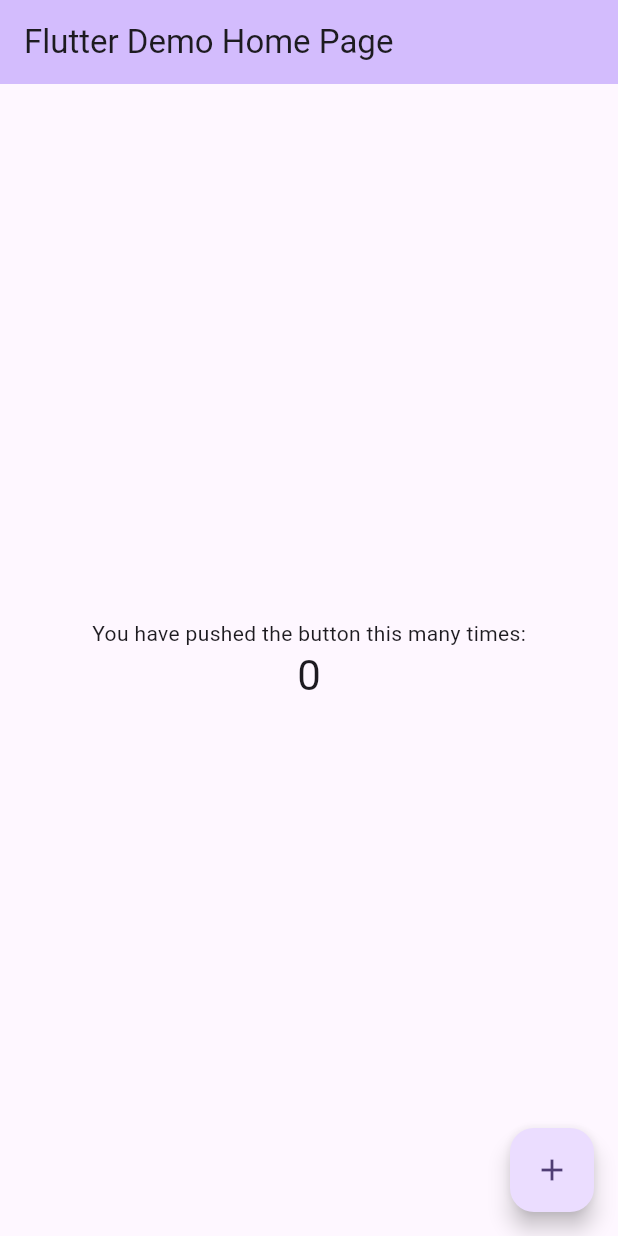
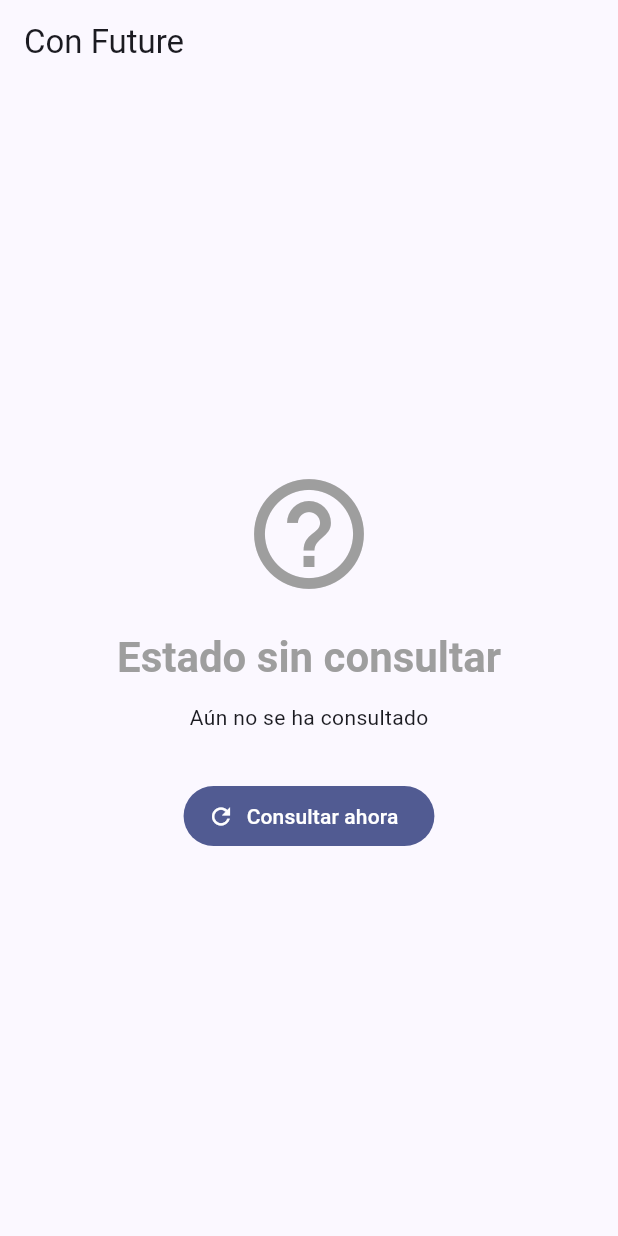
Before and after one commit to CesarMartinezNrv/Programacion-Asistida-de-Apps, a Flutter app: the screen it shows after launch, on a phone screen of 412 x 824 dp. Run offline on Flutter 3.47's test engine with Material 3 defaults, Android fonts, the phone set to English and light mode, and no system bars; our stand-ins replace connectivity_plus, flutter_dotenv, shared_preferences, supabase_flutter; accounts and stored records are empty.

Commit message:
Conexion con Future

```diff
--- a/Deberes/Deber 1/parte_b_conexion/lib/main.dart
+++ b/Deberes/Deber 1/parte_b_conexion/lib/main.dart
@@ -1,123 +1,29 @@
 import 'package:flutter/material.dart';
 
+import 'data/repositories/conexion_plus_repository.dart';
+import 'domain/usecases/consultar_conexion.dart';
+import 'presentation/pantallas/pantalla_foto.dart';
+
 void main() {
-  runApp(const MyApp());
+  final repository = ConexionPlusRepository();
+  runApp(ConexionApp(consultarConexion: ConsultarConexion(repository)));
 }
 
-class MyApp extends StatelessWidget {
-  const MyApp({super.key});
+class ConexionApp extends StatelessWidget {
+  const ConexionApp({required this.consultarConexion, super.key});
 
-  // This widget is the root of your application.
+  final ConsultarConexion consultarConexion;
+
   @override
   Widget build(BuildContext context) {
     return MaterialApp(
-      title: 'Flutter Demo',
+      debugShowCheckedModeBanner: false,
+      title: 'Conexión con Future',
       theme: ThemeData(
-        // This is the theme of your application.
-        //
-        // TRY THIS: Try running your application with "flutter run". You'll see
-        // the application has a purple toolbar. Then, without quitting the app,
-        // try changing the seedColor in the colorScheme below to Colors.green
-        // and then invoke "hot reload" (save your changes or press the "hot
-        // reload" button in a Flutter-supported IDE, or press "r" if you used
-        // the command line to start the app).
-        //
-        // Notice that the counter didn't reset back to zero; the application
-        // state is not lost during the reload. To reset the state, use hot
-        // restart instead.
-        //
-        // This works for code too, not just values: Most code changes can be
-        // tested with just a hot reload.
-        colorScheme: .fromSeed(seedColor: Colors.deepPurple),
+        colorScheme: ColorScheme.fromSeed(seedColor: Colors.indigo),
         splashFactory: InkRipple.splashFactory,
       ),
-      home: const MyHomePage(title: 'Flutter Demo Home Page'),
+      home: PantallaFoto(consultarConexion: consultarConexion),
     );
   }
 }
-
-class MyHomePage extends StatefulWidget {
-  const MyHomePage({super.key, required this.title});
-
-  // This widget is the home page of your application. It is stateful, meaning
-  // that it has a State object (defined below) that contains fields that affect
-  // how it looks.
-
-  // This class is the configuration for the state. It holds the values (in this
-  // case the title) provided by the parent (in this case the App widget) and
-  // used by the build method of the State. Fields in a Widget subclass are
-  // always marked "final".
-
-  final String title;
-
-  @override
-  State<MyHomePage> createState() => _MyHomePageState();
-}
-
-class _MyHomePageState extends State<MyHomePage> {
-  int _counter = 0;
-
-  void _incrementCounter() {
-    setState(() {
-      // This call to setState tells the Flutter framework that something has
-      // changed in this State, which causes it to rerun the build method below
-      // so that the display can reflect the updated values. If we changed
-      // _counter without calling setState(), then the build method would not be
-      // called again, and so nothing would appear to happen.
-      _counter++;
-    });
-  }
-
-  @override
-  Widget build(BuildContext context) {
-    // This method is rerun every time setState is called, for instance as done
-    // by the _incrementCounter method above.
-    //
-    // The Flutter framework has been optimized to make rerunning build methods
-    // fast, so that you can just rebuild anything that needs updating rather
-    // than having to individually change instances of widgets.
-    return Scaffold(
-      appBar: AppBar(
-        // TRY THIS: Try changing the color here to a specific color (to
-        // Colors.amber, perhaps?) and trigger a hot reload to see the AppBar
-        // change color while the other colors stay the same.
-        backgroundColor: Theme.of(context).colorScheme.inversePrimary,
-        // Here we take the value from the MyHomePage object that was created by
-        // the App.build method, and use it to set our appbar title.
-        title: Text(widget.title),
-      ),
-      body: Center(
-        // Center is a layout widget. It takes a single child and positions it
-        // in the middle of the parent.
-        child: Column(
-          // Column is also a layout widget. It takes a list of children and
-          // arranges them vertically. By default, it sizes itself to fit its
-          // children horizontally, and tries to be as tall as its parent.
-          //
-          // Column has various properties to control how it sizes itself and
-          // how it positions its children. Here we use mainAxisAlignment to
-          // center the children vertically; the main axis here is the vertical
-          // axis because Columns are vertical (the cross axis would be
-          // horizontal).
-          //
-          // TRY THIS: Invoke "debug painting" (choose the "Toggle Debug Paint"
-          // action in the IDE, or press "p" in the console), to see the
-          // wireframe for each widget.
-          mainAxisAlignment: .center,
-          children: [
-            const Text('You have pushed the button this many times:'),
-            Text(
-              '$_counter',
-              style: Theme.of(context).textTheme.headlineMedium,
-            ),
-          ],
-        ),
-      ),
-      floatingActionButton: FloatingActionButton(
-        onPressed: _incrementCounter,
-        tooltip: 'Increment',
-        child: const Icon(Icons.add),
-      ),
-    );
-  }
-}
--- /dev/null
+++ b/Deberes/Deber 1/parte_b_conexion/lib/presentation/pantallas/pantalla_foto.dart
@@ -0,0 +1,105 @@
+import 'package:flutter/material.dart';
+
+import '../../domain/entities/estado_conexion.dart';
+import '../../domain/usecases/consultar_conexion.dart';
+
+class PantallaFoto extends StatefulWidget {
+  const PantallaFoto({required this.consultarConexion, super.key});
+
+  final ConsultarConexion consultarConexion;
+
+  @override
+  State<PantallaFoto> createState() => _PantallaFotoState();
+}
+
+class _PantallaFotoState extends State<PantallaFoto> {
+  EstadoConexion? _estado;
+  DateTime? _horaConsulta;
+  bool _consultando = false;
+
+  Future<void> _consultar() async {
+    if (_consultando) return;
+    setState(() => _consultando = true);
+
+    final estado = await widget.consultarConexion();
+    final hora = DateTime.now();
+    if (!mounted) return;
+
+    setState(() {
+      _estado = estado;
+      _horaConsulta = hora;
+      _consultando = false;
+    });
+  }
+
+  @override
+  Widget build(BuildContext context) {
+    final estado = _estado;
+
+    return Scaffold(
+      appBar: AppBar(title: const Text('Con Future')),
+      body: Center(
+        child: Padding(
+          padding: const EdgeInsets.all(24),
+          child: Column(
+            mainAxisSize: MainAxisSize.min,
+            children: [
+              Icon(_icono(estado), size: 88, color: _color(estado)),
+              const SizedBox(height: 20),
+              Text(
+                _etiqueta(estado),
+                style: Theme.of(context).textTheme.headlineMedium?.copyWith(
+                  color: _color(estado),
+                  fontWeight: FontWeight.bold,
+                ),
+              ),
+              const SizedBox(height: 12),
+              Text(
+                _horaConsulta == null
+                    ? 'Aún no se ha consultado'
+                    : 'Consulta: ${_formatearHora(_horaConsulta!)}',
+              ),
+              const SizedBox(height: 32),
+              FilledButton.icon(
+                onPressed: _consultando ? null : _consultar,
+                icon: const Icon(Icons.refresh),
+                label: Text(
+                  _consultando ? 'Consultando...' : 'Consultar ahora',
+                ),
+              ),
+            ],
+          ),
+        ),
+      ),
+    );
+  }
+
+  String _formatearHora(DateTime fecha) {
+    String dosDigitos(int valor) => valor.toString().padLeft(2, '0');
+    return '${dosDigitos(fecha.hour)}:'
+        '${dosDigitos(fecha.minute)}:'
+        '${dosDigitos(fecha.second)}';
+  }
+
+  String _etiqueta(EstadoConexion? estado) => switch (estado) {
+    EstadoConexion.wifi => 'Wi-Fi',
+    EstadoConexion.datosMoviles => 'Datos móviles',
+    EstadoConexion.otro => 'Otra conexión',
+    EstadoConexion.sinConexion => 'Sin conexión',
+    null => 'Estado sin consultar',
+  };
+
+  IconData _icono(EstadoConexion? estado) => switch (estado) {
+    EstadoConexion.wifi => Icons.wifi,
+    EstadoConexion.datosMoviles => Icons.signal_cellular_alt,
+    EstadoConexion.otro => Icons.device_hub,
+    EstadoConexion.sinConexion => Icons.wifi_off,
+    null => Icons.help_outline,
+  };
+
+  Color _color(EstadoConexion? estado) => switch (estado) {
+    EstadoConexion.sinConexion => Colors.red,
+    null => Colors.grey,
+    _ => Colors.green,
+  };
+}
```
Also changed, not shown: 1 other file.
